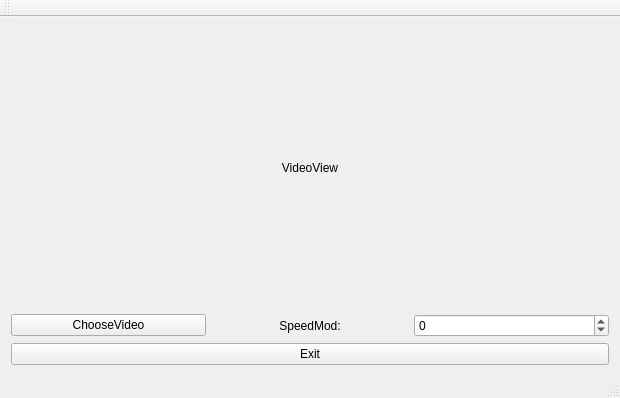
First picture: the form in VideoPlay/VideoPlay.ui, repository It-Why/VideoPlay, before the edit.
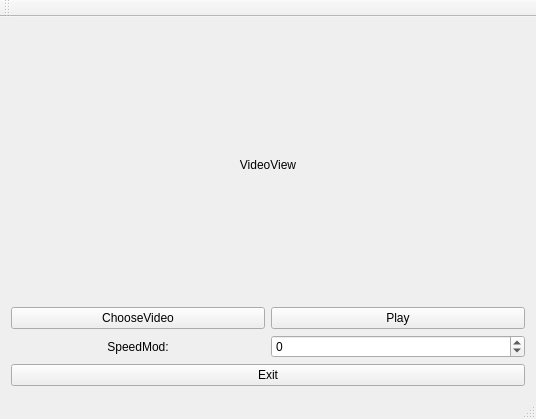
Second picture: the form after the edit.

Patch:
```diff
--- a/VideoPlay/VideoPlay.ui
+++ b/VideoPlay/VideoPlay.ui
@@ -6,8 +6,8 @@
    <rect>
     <x>0</x>
     <y>0</y>
-    <width>620</width>
-    <height>398</height>
+    <width>536</width>
+    <height>419</height>
    </rect>
   </property>
   <property name="windowTitle">
@@ -16,7 +16,7 @@
   <widget class="QWidget" name="centralWidget">
    <layout class="QVBoxLayout" name="verticalLayout">
     <item>
-     <layout class="QVBoxLayout" name="verticalLayout_2" stretch="0,0,0">
+     <layout class="QVBoxLayout" name="verticalLayout_2" stretch="6,2,2,1">
       <item>
        <widget class="QLabel" name="label_VideoView">
         <property name="text">
@@ -28,7 +28,7 @@
        </widget>
       </item>
       <item>
-       <layout class="QHBoxLayout" name="horizontalLayout" stretch="1,1,1">
+       <layout class="QHBoxLayout" name="horizontalLayout_2" stretch="1,1">
         <item>
          <widget class="QPushButton" name="pushButton_ChooseVideo">
           <property name="text">
@@ -37,6 +37,17 @@
          </widget>
         </item>
         <item>
+         <widget class="QPushButton" name="pushButton_PlayPause">
+          <property name="text">
+           <string>Play</string>
+          </property>
+         </widget>
+        </item>
+       </layout>
+      </item>
+      <item>
+       <layout class="QHBoxLayout" name="horizontalLayout" stretch="1,1">
+        <item>
          <widget class="QLabel" name="label_SpeedMod">
           <property name="text">
            <string>SpeedMod:</string>
```
Left out of the diff: 2 changed lines with no effect on the pictures.
